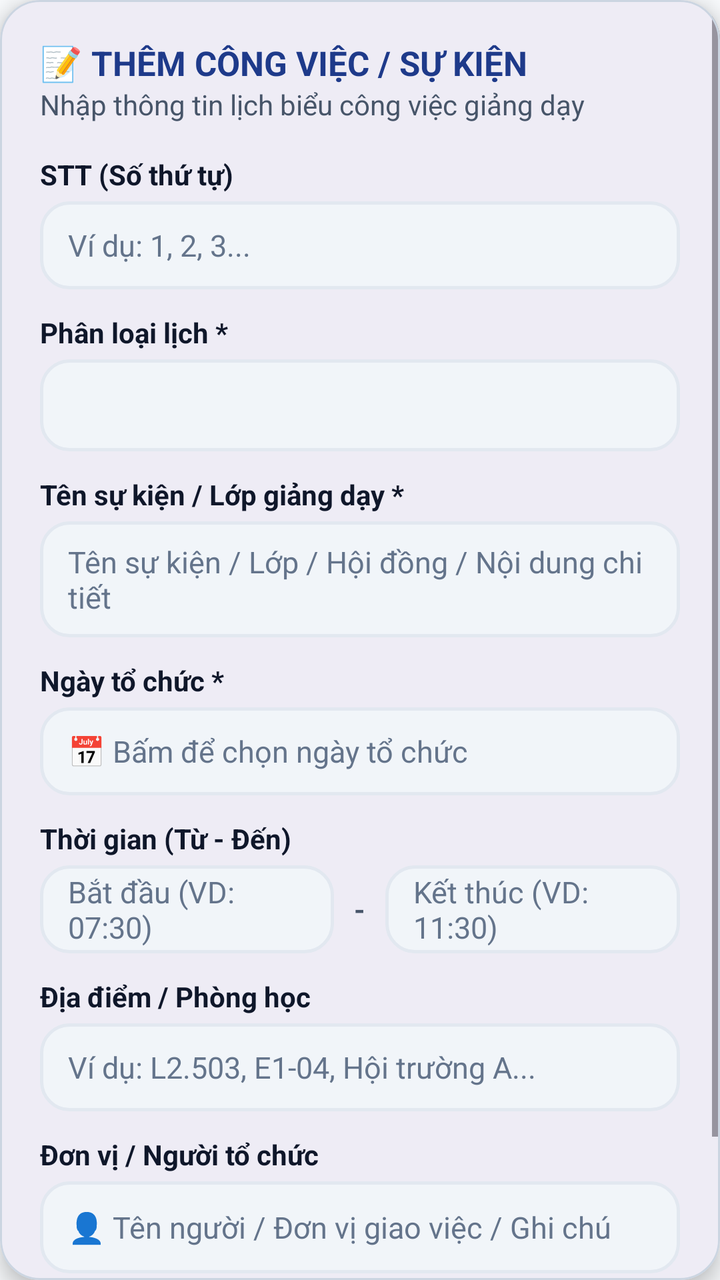
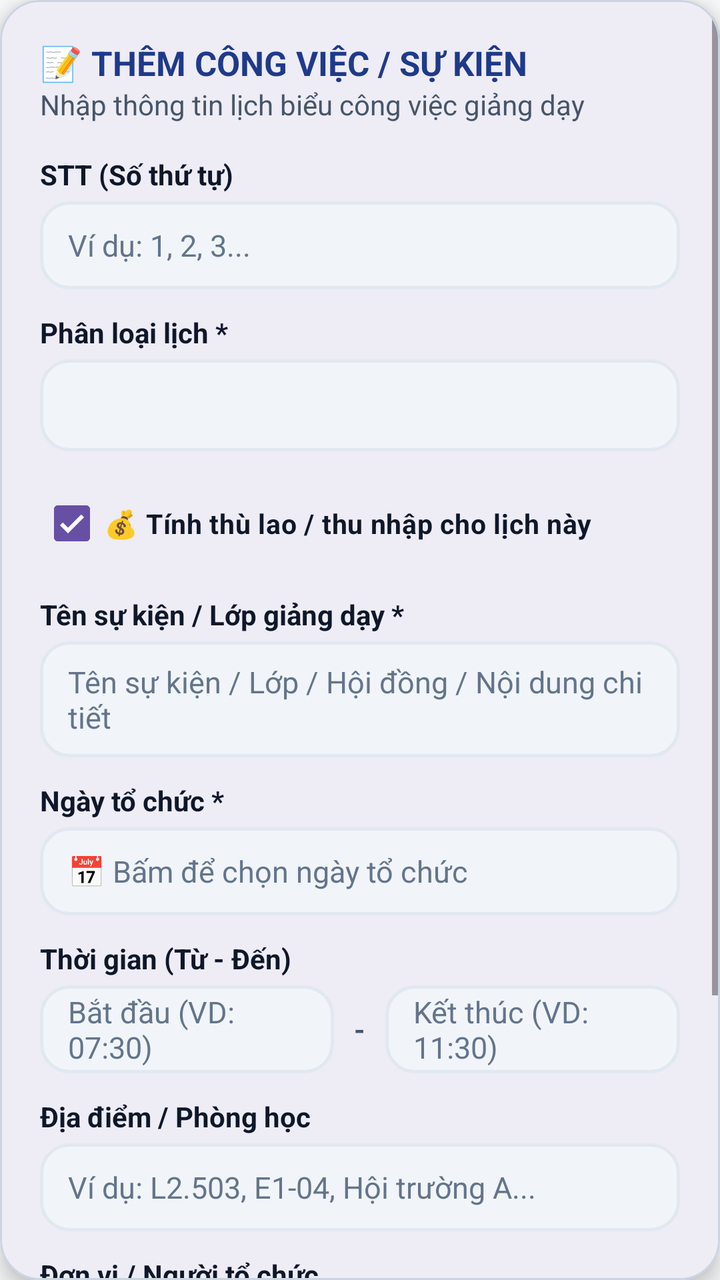

Before-and-after screenshots of an Android layout around one commit, followed by the original layout XML and the change that was made.
<!-- AndroidManifest.xml: application theme Theme.LectuPlan -->
<!-- res/layout/dialog_add_event.xml -->
<?xml version="1.0" encoding="utf-8"?>
<com.google.android.material.card.MaterialCardView
    xmlns:android="http://schemas.android.com/apk/res/android"
    xmlns:app="http://schemas.android.com/apk/res-auto"
    android:layout_width="match_parent"
    android:layout_height="wrap_content"
    app:cardCornerRadius="20dp"
    app:cardElevation="6dp"
    app:strokeWidth="1dp"
    app:strokeColor="@color/border_default"
    app:cardBackgroundColor="@color/surface_card">

    <ScrollView
        android:layout_width="match_parent"
        android:layout_height="wrap_content"
        android:fillViewport="true">

        <LinearLayout
            android:layout_width="match_parent"
            android:layout_height="wrap_content"
            android:orientation="vertical"
            android:padding="20dp">

            
            <TextView
                android:id="@+id/tvDialogHeaderTitle"
                android:layout_width="match_parent"
                android:layout_height="wrap_content"
                android:text="📝 THÊM CÔNG VIỆC / SỰ KIỆN"
                android:textSize="17sp"
                android:textStyle="bold"
                android:textColor="@color/tab_header_title" />

            <TextView
                android:layout_width="match_parent"
                android:layout_height="wrap_content"
                android:text="Nhập thông tin lịch biểu công việc giảng dạy"
                android:textSize="14sp"
                android:textColor="@color/text_secondary"
                android:layout_marginBottom="16dp" />

            
            <TextView
                android:layout_width="wrap_content"
                android:layout_height="wrap_content"
                android:text="STT (Số thứ tự)"
                android:textSize="14sp"
                android:textStyle="bold"
                android:textColor="@color/text_primary"
                android:layout_marginBottom="4dp" />

            <EditText
                android:id="@+id/edtStt"
                android:layout_width="match_parent"
                android:layout_height="44dp"
                android:background="@drawable/bg_search_input"
                android:hint="Ví dụ: 1, 2, 3..."
                android:inputType="number"
                android:maxLength="5"
                android:paddingHorizontal="14dp"
                android:textSize="15sp"
                android:textColor="@color/text_primary"
                android:textColorHint="@color/text_tertiary"
                android:layout_marginBottom="12dp" />

            
            <TextView
                android:layout_width="wrap_content"
                android:layout_height="wrap_content"
                android:text="Phân loại lịch *"
                android:textSize="14sp"
                android:textStyle="bold"
                android:textColor="@color/text_primary"
                android:layout_marginBottom="4dp" />

            <Spinner
                android:id="@+id/spnCategory"
                android:layout_width="match_parent"
                android:layout_height="46dp"
                android:background="@drawable/bg_search_input"
                android:paddingHorizontal="10dp"
                android:layout_marginBottom="12dp" />

            
            <LinearLayout
                android:id="@+id/layoutCustomCategory"
                android:layout_width="match_parent"
                android:layout_height="wrap_content"
                android:orientation="vertical"
                android:visibility="gone"
                android:layout_marginBottom="12dp">

                <TextView
                    android:layout_width="wrap_content"
                    android:layout_height="wrap_content"
                    android:text="Tên phân loại lịch khác (Tự đặt tên) *"
                    android:textSize="14sp"
                    android:textStyle="bold"
                    android:textColor="@color/text_primary"
                    android:layout_marginBottom="4dp" />

                <EditText
                    android:id="@+id/edtCustomCategory"
                    android:layout_width="match_parent"
                    android:layout_height="wrap_content"
                    android:minHeight="44dp"
                    android:background="@drawable/bg_search_input"
                    android:hint="Nhập tên phân loại tự đặt (VD: Nghiên cứu, Việc cá nhân...)"
                    android:inputType="textCapSentences|textMultiLine"
                    android:paddingHorizontal="14dp"
                    android:paddingVertical="10dp"
                    android:textSize="15sp"
                    android:textColor="@color/text_primary"
                    android:textColorHint="@color/text_tertiary" />
            </LinearLayout>

            
            <TextView
                android:layout_width="wrap_content"
                android:layout_height="wrap_content"
                android:text="Tên sự kiện / Lớp giảng dạy *"
                android:textSize="14sp"
                android:textStyle="bold"
                android:textColor="@color/text_primary"
                android:layout_marginBottom="4dp" />

            <EditText
                android:id="@+id/edtTitle"
                android:layout_width="match_parent"
                android:layout_height="wrap_content"
                android:minHeight="46dp"
                android:background="@drawable/bg_search_input"
                android:hint="Tên sự kiện / Lớp / Hội đồng / Nội dung chi tiết"
                android:inputType="textCapSentences|textMultiLine"
                android:paddingHorizontal="14dp"
                android:paddingVertical="10dp"
                android:textSize="15sp"
                android:textColor="@color/text_primary"
                android:textColorHint="@color/text_tertiary"
                android:layout_marginBottom="12dp" />

            
            <TextView
                android:layout_width="wrap_content"
                android:layout_height="wrap_content"
                android:text="Ngày tổ chức *"
                android:textSize="14sp"
                android:textStyle="bold"
                android:textColor="@color/text_primary"
                android:layout_marginBottom="4dp" />

            <EditText
                android:id="@+id/edtDate"
                android:layout_width="match_parent"
                android:layout_height="44dp"
                android:background="@drawable/bg_search_input"
                android:hint="📅 Bấm để chọn ngày tổ chức"
                android:focusable="false"
                android:clickable="true"
                android:paddingHorizontal="14dp"
                android:textSize="15sp"
                android:textColor="@color/text_primary"
                android:textColorHint="@color/text_tertiary"
                android:layout_marginBottom="12dp" />

            
            <TextView
                android:layout_width="wrap_content"
                android:layout_height="wrap_content"
                android:text="Thời gian (Từ - Đến)"
                android:textSize="14sp"
                android:textStyle="bold"
                android:textColor="@color/text_primary"
                android:layout_marginBottom="4dp" />

            <LinearLayout
                android:layout_width="match_parent"
                android:layout_height="wrap_content"
                android:orientation="horizontal"
                android:layout_marginBottom="12dp">

                <EditText
                    android:id="@+id/edtStartTime"
                    android:layout_width="0dp"
                    android:layout_height="44dp"
                    android:layout_weight="1"
                    android:background="@drawable/bg_search_input"
                    android:hint="Bắt đầu (VD: 07:30)"
                    android:focusable="false"
                    android:clickable="true"
                    android:paddingHorizontal="14dp"
                    android:textSize="15sp"
                    android:textColor="@color/text_primary"
                    android:textColorHint="@color/text_tertiary" />

                <TextView
                    android:layout_width="wrap_content"
                    android:layout_height="wrap_content"
                    android:text="-"
                    android:textStyle="bold"
                    android:layout_gravity="center_vertical"
                    android:layout_marginHorizontal="10dp"
                    android:textColor="@color/text_secondary"/>

                <EditText
                    android:id="@+id/edtEndTime"
                    android:layout_width="0dp"
                    android:layout_height="44dp"
                    android:layout_weight="1"
                    android:background="@drawable/bg_search_input"
                    android:hint="Kết thúc (VD: 11:30)"
                    android:focusable="false"
                    android:clickable="true"
                    android:paddingHorizontal="14dp"
                    android:textSize="15sp"
                    android:textColor="@color/text_primary"
                    android:textColorHint="@color/text_tertiary" />
            </LinearLayout>

            
            <TextView
                android:layout_width="wrap_content"
                android:layout_height="wrap_content"
                android:text="Địa điểm / Phòng học"
                android:textSize="14sp"
                android:textStyle="bold"
                android:textColor="@color/text_primary"
                android:layout_marginBottom="4dp" />

            <EditText
                android:id="@+id/edtRoom"
                android:layout_width="match_parent"
                android:layout_height="44dp"
                android:background="@drawable/bg_search_input"
                android:hint="Ví dụ: L2.503, E1-04, Hội trường A..."
                android:inputType="textCapWords"
                android:paddingHorizontal="14dp"
                android:textSize="15sp"
                android:textColor="@color/text_primary"
                android:textColorHint="@color/text_tertiary"
                android:layout_marginBottom="12dp" />

            
            <TextView
                android:layout_width="wrap_content"
                android:layout_height="wrap_content"
                android:text="Đơn vị / Người tổ chức"
                android:textSize="14sp"
                android:textStyle="bold"
                android:textColor="@color/text_primary"
                android:layout_marginBottom="4dp" />

            <EditText
                android:id="@+id/edtOrganizer"
                android:layout_width="match_parent"
                android:layout_height="wrap_content"
                android:minHeight="46dp"
                android:background="@drawable/bg_search_input"
                android:hint="👤 Tên người / Đơn vị giao việc / Ghi chú"
                android:inputType="textCapWords|textMultiLine"
                android:paddingHorizontal="14dp"
                android:paddingVertical="10dp"
                android:textSize="15sp"
                android:textColor="@color/text_primary"
                android:textColorHint="@color/text_tertiary"
                android:layout_marginBottom="20dp" />

            
            <LinearLayout
                android:layout_width="match_parent"
                android:layout_height="wrap_content"
                android:orientation="horizontal">

                <Button
                    android:id="@+id/btnCancelDialog"
                    android:layout_width="0dp"
                    android:layout_height="wrap_content"
                    android:minHeight="44dp"
                    android:layout_weight="1"
                    android:text="Hủy"
                    android:textColor="@color/text_secondary"
                    android:backgroundTint="@color/surface_card_secondary"
                    android:textSize="15sp"
                    android:textStyle="bold"
                    android:paddingVertical="6dp"
                    app:cornerRadius="12dp" />

                <Button
                    android:id="@+id/btnSaveDialog"
                    android:layout_width="0dp"
                    android:layout_height="wrap_content"
                    android:minHeight="44dp"
                    android:layout_weight="1.2"
                    android:layout_marginStart="10dp"
                    android:text="Lưu công việc"
                    android:textColor="#FFFFFF"
                    android:backgroundTint="#2563EB"
                    android:textSize="13sp"
                    android:textStyle="bold"
                    android:paddingVertical="6dp"
                    app:cornerRadius="12dp" />
            </LinearLayout>

        </LinearLayout>
    </ScrollView>

</com.google.android.material.card.MaterialCardView>
<!-- resources referenced by this layout -->
<resources>
  <color name="border_default">#CBD5E1</color>
  <color name="surface_card">#FFFFFF</color>
  <color name="surface_card_secondary">#F1F5F9</color>
  <color name="tab_header_title">#1E3A8A</color>
  <color name="text_primary">#0F172A</color>
  <color name="text_secondary">#475569</color>
  <color name="text_tertiary">#64748B</color>
  <!-- drawable bg_search_input (drawable) -->
  <?xml version="1.0" encoding="utf-8"?>
  <shape xmlns:android="http://schemas.android.com/apk/res/android"
      android:shape="rectangle">
      <solid android:color="@color/surface_card_secondary" />
      <corners android:radius="14dp" />
      <stroke
          android:width="1.5dp"
          android:color="@color/border_subtle" />
  </shape>
  <style name="Theme.LectuPlan" parent="Base.Theme.LectuPlan" />
  <color name="border_subtle">#E2E8F0</color>
  <style name="Base.Theme.LectuPlan" parent="Theme.Material3.DayNight.NoActionBar">
          <item name="android:windowBackground">@color/window_background</item>
          <item name="colorSurface">@color/surface_card</item>
          <item name="colorOnSurface">@color/text_primary</item>
          <item name="colorSurfaceVariant">@color/surface_card_secondary</item>
          <item name="colorOnSurfaceVariant">@color/text_secondary</item>
          
          <item name="android:windowLightStatusBar" tools:targetApi="23">true</item>
          <item name="android:windowLightNavigationBar" tools:targetApi="27">true</item>
      </style>
  <color name="window_background">#F8FAFC</color>
</resources>

<!-- the commit's change to res/layout/dialog_add_event.xml (unified diff, before → after) -->
@@ -113,6 +113,18 @@
                     android:textColor="@color/text_primary"
                     android:textColorHint="@color/text_tertiary" />
             </LinearLayout>
+
+            
+            <CheckBox
+                android:id="@+id/cbCalculateIncome"
+                android:layout_width="match_parent"
+                android:layout_height="wrap_content"
+                android:text="💰 Tính thù lao / thu nhập cho lịch này"
+                android:textSize="13.5sp"
+                android:textStyle="bold"
+                android:textColor="@color/text_primary"
+                android:checked="true"
+                android:layout_marginBottom="12dp" />
 
             
             <TextView
@@ -250,20 +262,236 @@
                 android:textColor="@color/text_primary"
                 android:layout_marginBottom="4dp" />
 
-            <EditText
-                android:id="@+id/edtOrganizer"
-                android:layout_width="match_parent"
-                android:layout_height="wrap_content"
-                android:minHeight="46dp"
+            
+            <HorizontalScrollView
+                android:layout_width="match_parent"
+                android:layout_height="wrap_content"
+                android:scrollbars="none"
+                android:overScrollMode="never"
+                android:layout_marginBottom="6dp">
+
+                <LinearLayout
+                    android:id="@+id/layoutSchoolChips"
+                    android:layout_width="wrap_content"
+                    android:layout_height="wrap_content"
+                    android:orientation="horizontal">
+
+                    <TextView
+                        android:id="@+id/chipSchoolClear"
+                        android:layout_width="wrap_content"
+                        android:layout_height="wrap_content"
+                        android:background="@drawable/bg_chip_unselected"
+                        android:backgroundTint="#FEE2E2"
+                        android:paddingHorizontal="10dp"
+                        android:paddingVertical="4dp"
+                        android:layout_marginEnd="6dp"
+                        android:text="🗑️ Xóa"
+                        android:textColor="#DC2626"
+                        android:textSize="12sp"
+                        android:textStyle="bold"
+                        android:clickable="true"
+                        android:focusable="true" />
+
+                    <TextView
+                        android:id="@+id/chipSchoolNttu"
+                        android:layout_width="wrap_content"
+                        android:layout_height="wrap_content"
+                        android:background="@drawable/bg_chip_unselected"
+                        android:backgroundTint="#DBEAFE"
+                        android:paddingHorizontal="10dp"
+                        android:paddingVertical="4dp"
+                        android:layout_marginEnd="6dp"
+                        android:text="🎓 NTTU"
+                        android:textColor="#1D4ED8"
+                        android:textSize="12sp"
+                        android:textStyle="bold"
+                        android:clickable="true"
+                        android:focusable="true" />
+
+                    <TextView
+                        android:id="@+id/chipSchoolHutech"
+                        android:layout_width="wrap_content"
+                        android:layout_height="wrap_content"
+                        android:background="@drawable/bg_chip_unselected"
+                        android:backgroundTint="#FFEDD5"
+                        android:paddingHorizontal="10dp"
+                        android:paddingVertical="4dp"
+                        android:layout_marginEnd="6dp"
+                        android:text="🎓 HUTECH"
+                        android:textColor="#EA580C"
+                        android:textSize="12sp"
+                        android:textStyle="bold"
+                        android:clickable="true"
+                        android:focusable="true" />
+
+                    <TextView
+                        android:id="@+id/chipSchoolUef"
+                        android:layout_width="wrap_content"
+                        android:layout_height="wrap_content"
+                        android:background="@drawable/bg_chip_unselected"
+                        android:backgroundTint="#E0F2FE"
+                        android:paddingHorizontal="10dp"
+                        android:paddingVertical="4dp"
+                        android:layout_marginEnd="6dp"
+                        android:text="🎓 UEF"
+                        android:textColor="#0284C7"
+                        android:textSize="12sp"
+                        android:textStyle="bold"
+                        android:clickable="true"
+                        android:focusable="true" />
+
+                    <TextView
+                        android:id="@+id/chipSchoolUeh"
+                        android:layout_width="wrap_content"
+                        android:layout_height="wrap_content"
+                        android:background="@drawable/bg_chip_unselected"
+                        android:backgroundTint="#D1FAE5"
+                        android:paddingHorizontal="10dp"
+                        android:paddingVertical="4dp"
+                        android:layout_marginEnd="6dp"
+                        android:text="🎓 UEH"
+                        android:textColor="#059669"
+                        android:textSize="12sp"
+                        android:textStyle="bold"
+                        android:clickable="true"
+                        android:focusable="true" />
+
+                    <TextView
+                        android:id="@+id/chipSchoolVlu"
+                        android:layout_width="wrap_content"
+                        android:layout_height="wrap_content"
+                        android:background="@drawable/bg_chip_unselected"
+                        android:backgroundTint="#FEE2E2"
+                        android:paddingHorizontal="10dp"
+                        android:paddingVertical="4dp"
+                        android:layout_marginEnd="6dp"
+                        android:text="🎓 VLU"
+                        android:textColor="#DC2626"
+                        android:textSize="12sp"
+                        android:textStyle="bold"
+                        android:clickable="true"
+                        android:focusable="true" />
+
+                    <TextView
+                        android:id="@+id/chipSchoolTdtu"
+                        android:layout_width="wrap_content"
+                        android:layout_height="wrap_content"
+                        android:background="@drawable/bg_chip_unselected"
+                        android:backgroundTint="#DBEAFE"
+                        android:paddingHorizontal="10dp"
+                        android:paddingVertical="4dp"
+                        android:layout_marginEnd="6dp"
+                        android:text="🎓 TDTU"
+                        android:textColor="#2563EB"
+                        android:textSize="12sp"
+                        android:textStyle="bold"
+                        android:clickable="true"
+                        android:focusable="true" />
+
+                    <TextView
+                        android:id="@+id/chipSchoolHcmut"
+                        android:layout_width="wrap_content"
+                        android:layout_height="wrap_content"
+                        android:background="@drawable/bg_chip_unselected"
+                        android:backgroundTint="#E0F2FE"
+                        android:paddingHorizontal="10dp"
+                        android:paddingVertical="4dp"
+                        android:layout_marginEnd="6dp"
+                        android:text="🎓 HCMUT"
+                        android:textColor="#0284C7"
+                        android:textSize="12sp"
+                        android:textStyle="bold"
+                        android:clickable="true"
+                        android:focusable="true" />
+
+                    <TextView
+                        android:id="@+id/chipSchoolHcmute"
+                        android:layout_width="wrap_content"
+                        android:layout_height="wrap_content"
+                        android:background="@drawable/bg_chip_unselected"
+                        android:backgroundTint="#F3E8FF"
+                        android:paddingHorizontal="10dp"
+                        android:paddingVertical="4dp"
+                        android:layout_marginEnd="6dp"
+                        android:text="🎓 HCMUTE"
+                        android:textColor="#7C3AED"
+                        android:textSize="12sp"
+                        android:textStyle="bold"
+                        android:clickable="true"
+                        android:focusable="true" />
+
+                    <TextView
+                        android:id="@+id/chipSchoolIuh"
+                        android:layout_width="wrap_content"
+                        android:layout_height="wrap_content"
+                        android:background="@drawable/bg_chip_unselected"
+                        android:backgroundTint="#DCFCE7"
+                        android:paddingHorizontal="10dp"
+                        android:paddingVertical="4dp"
+                        android:layout_marginEnd="6dp"
+                        android:text="🎓 IUH"
+                        android:textColor="#166534"
+                        android:textSize="12sp"
+                        android:textStyle="bold"
+                        android:clickable="true"
+                        android:focusable="true" />
+
+                    <TextView
+                        android:id="@+id/chipSchoolSgu"
+                        android:layout_width="wrap_content"
+                        android:layout_height="wrap_content"
+                        android:background="@drawable/bg_chip_unselected"
+                        android:backgroundTint="#DBEAFE"
+                        android:paddingHorizontal="10dp"
+                        android:paddingVertical="4dp"
+                        android:layout_marginEnd="6dp"
+                        android:text="🎓 SGU"
+                        android:textColor="#1E40AF"
+                        android:textSize="12sp"
+                        android:textStyle="bold"
+                        android:clickable="true"
+                        android:focusable="true" />
+
+                </LinearLayout>
+            </HorizontalScrollView>
+
+            <RelativeLayout
+                android:layout_width="match_parent"
+                android:layout_height="wrap_content"
                 android:background="@drawable/bg_search_input"
-                android:hint="👤 Tên người / Đơn vị giao việc / Ghi chú"
-                android:inputType="textCapWords|textMultiLine"
-                android:paddingHorizontal="14dp"
-                android:paddingVertical="10dp"
-                android:textSize="15sp"
-                android:textColor="@color/text_primary"
-                android:textColorHint="@color/text_tertiary"
-                android:layout_marginBottom="20dp" />
+                android:layout_marginBottom="20dp">
+
+                <EditText
+                    android:id="@+id/edtOrganizer"
+                    android:layout_width="match_parent"
+                    android:layout_height="wrap_content"
+                    android:minHeight="46dp"
+                    android:background="@android:color/transparent"
+                    android:hint="👤 Tên người / Đơn vị giao việc / Ghi chú"
+                    android:inputType="textCapWords|textMultiLine"
+                    android:paddingStart="14dp"
+                    android:paddingEnd="44dp"
+                    android:paddingVertical="10dp"
+                    android:textSize="15sp"
+                    android:textColor="@color/text_primary"
+                    android:textColorHint="@color/text_tertiary" />
+
+                <TextView
+                    android:id="@+id/btnClearOrganizer"
+                    android:layout_width="32dp"
+                    android:layout_height="32dp"
+                    android:layout_alignParentEnd="true"
+                    android:layout_centerVertical="true"
+                    android:layout_marginEnd="8dp"
+                    android:gravity="center"
+                    android:text="✕"
+                    android:textColor="@color/text_tertiary"
+                    android:textSize="16sp"
+                    android:textStyle="bold"
+                    android:clickable="true"
+                    android:focusable="true"
+                    android:visibility="gone" />
+            </RelativeLayout>
 
             
             <LinearLayout
<!-- resource entries referenced after the edit -->
@@ -7,6 +7,16 @@
   <color name="text_primary">#0F172A</color>
   <color name="text_secondary">#475569</color>
   <color name="text_tertiary">#64748B</color>
+  <!-- drawable bg_chip_unselected (drawable) -->
+  <?xml version="1.0" encoding="utf-8"?>
+  <shape xmlns:android="http://schemas.android.com/apk/res/android"
+      android:shape="rectangle">
+      <solid android:color="@color/surface_card" />
+      <corners android:radius="20dp" />
+      <stroke
+          android:width="1dp"
+          android:color="@color/border_default" />
+  </shape>
   <!-- drawable bg_search_input (drawable) -->
   <?xml version="1.0" encoding="utf-8"?>
   <shape xmlns:android="http://schemas.android.com/apk/res/android"
